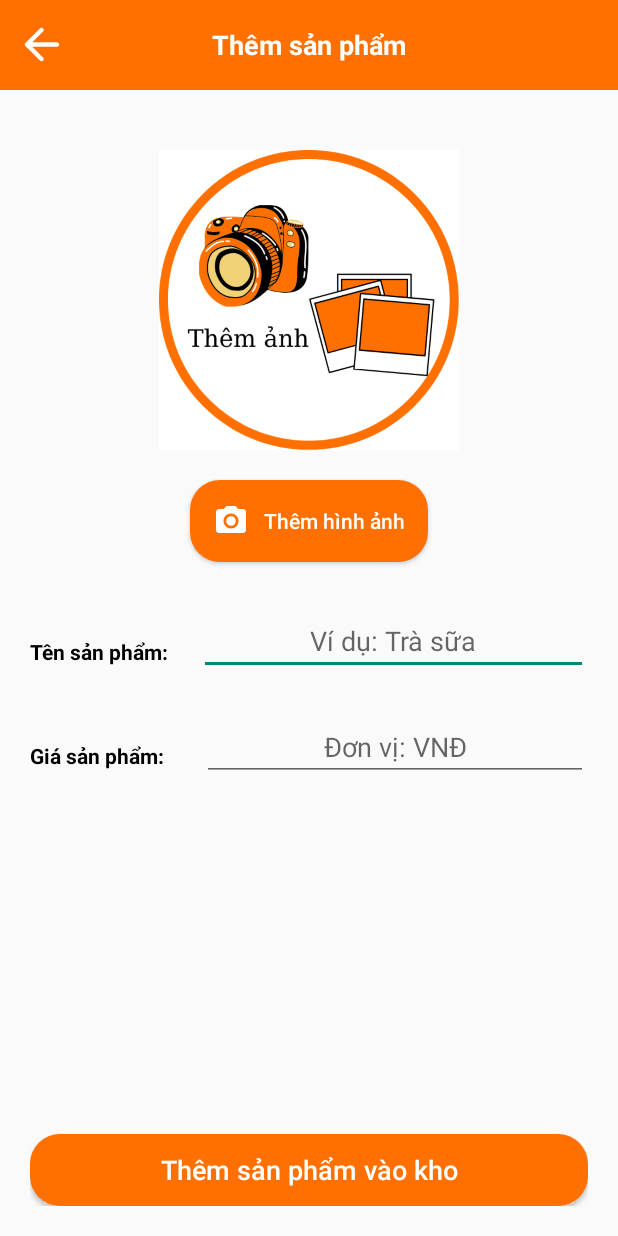
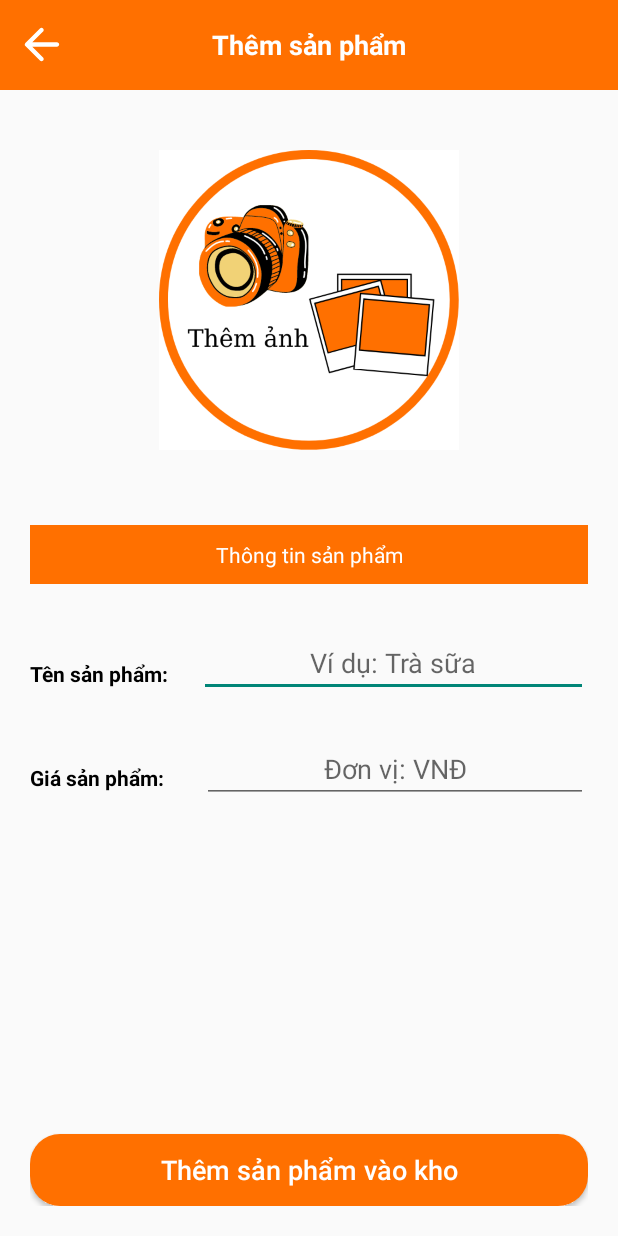
Before and after one commit to LeCongTung/FoodyApp, an Android app: the AddProduct screen opened directly, with no data from a screen before it, on a phone screen of 412 x 824 dp. Run offline under Robolectric (Android 15) with nearby library versions, the phone set to English and light mode, and no system bars; libraries missing offline, so code that uses them is left out: com.theartofdev.edmodo.

Commit message:
Event | Add an item (Fix)

```diff
--- a/app/src/main/java/com/example/foodyapp/AddProduct.java
+++ b/app/src/main/java/com/example/foodyapp/AddProduct.java
@@ -60,17 +60,16 @@ public class AddProduct extends AppCompatActivity {
         //Init View
         inputName = (EditText) findViewById(R.id.nameP);
         inputCost = (EditText) findViewById(R.id.costP);
-        showImg = (ImageView) findViewById(R.id.imgProduct);
+
         sqlite = new SQLiteHelperMT(this);
 
         //Event: Click btnaddImage to adds an image
-        btnaddImg = (Button) findViewById(R.id.btnaddImage);
-        btnaddImg.setOnClickListener(new View.OnClickListener() {
+        showImg = (ImageView) findViewById(R.id.imgProduct);
+        showImg.setOnClickListener(new View.OnClickListener() {
             @Override
             public void onClick(View view) {
                 imagePickDialog();
             }
-
         });
 
         //Event: Click btnaddProduct to add an item
--- a/app/src/main/res/layout/activity_add_product.xml
+++ b/app/src/main/res/layout/activity_add_product.xml
@@ -53,25 +53,23 @@
             android:layout_centerHorizontal="true"
 
             android:layout_marginTop="20dp"
-            android:src="@drawable/addImg" />
+            android:src="@drawable/addimage" />
 
-        <Button
+        <TextView
             android:id="@+id/btnaddImage"
-            android:layout_width="wrap_content"
+            android:layout_width="match_parent"
             android:layout_height="wrap_content"
             android:layout_below="@id/imgProduct"
             android:layout_centerHorizontal="true"
 
-            android:layout_marginTop="20dp"
-            android:padding="15dp"
+            android:layout_marginTop="50dp"
+            android:padding="10dp"
 
-            android:background="@drawable/bg_orange_btn"
+            android:background="@color/mainColor"
 
-            android:drawableLeft="@drawable/ic_camera"
-            android:drawablePadding="10dp"
-            android:text="Thêm hình ảnh"
-            android:textAllCaps="false"
-            android:textColor="@color/white"/>
+            android:text="Thông tin sản phẩm"
+            android:textAlignment="center"
+            android:textColor="@color/white" />
 
 <!--        Product Name-->
         <TextView
```
Also changed, not shown: app/src/main/res/drawable/addimage.png (renamed from app/src/main/res/drawable/addImg.png).
